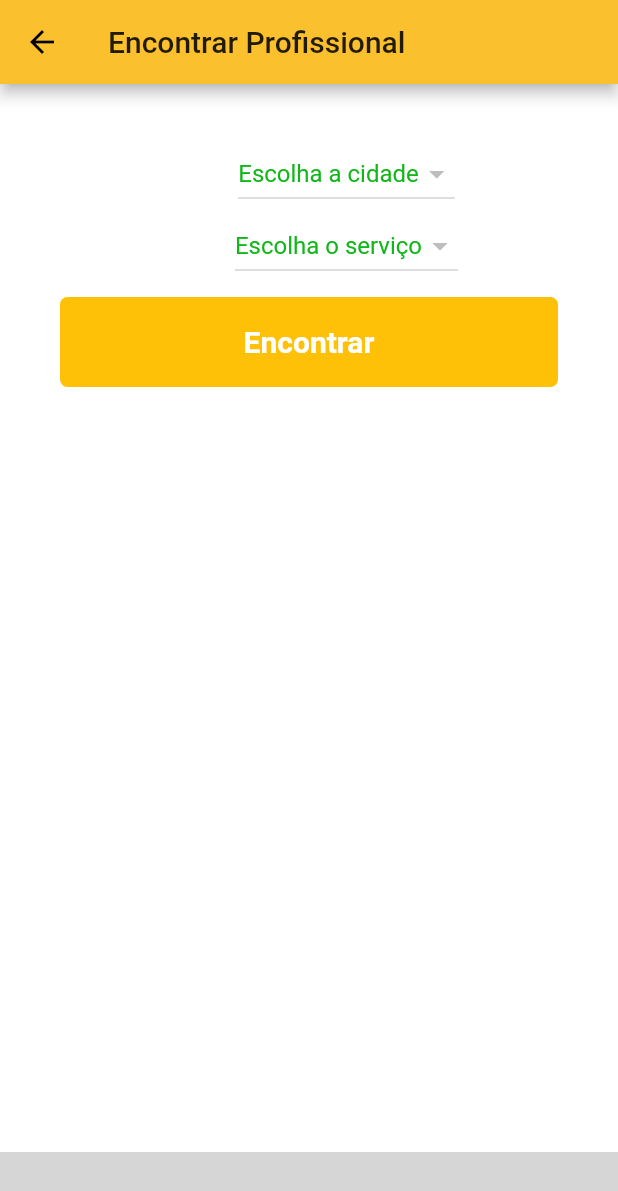
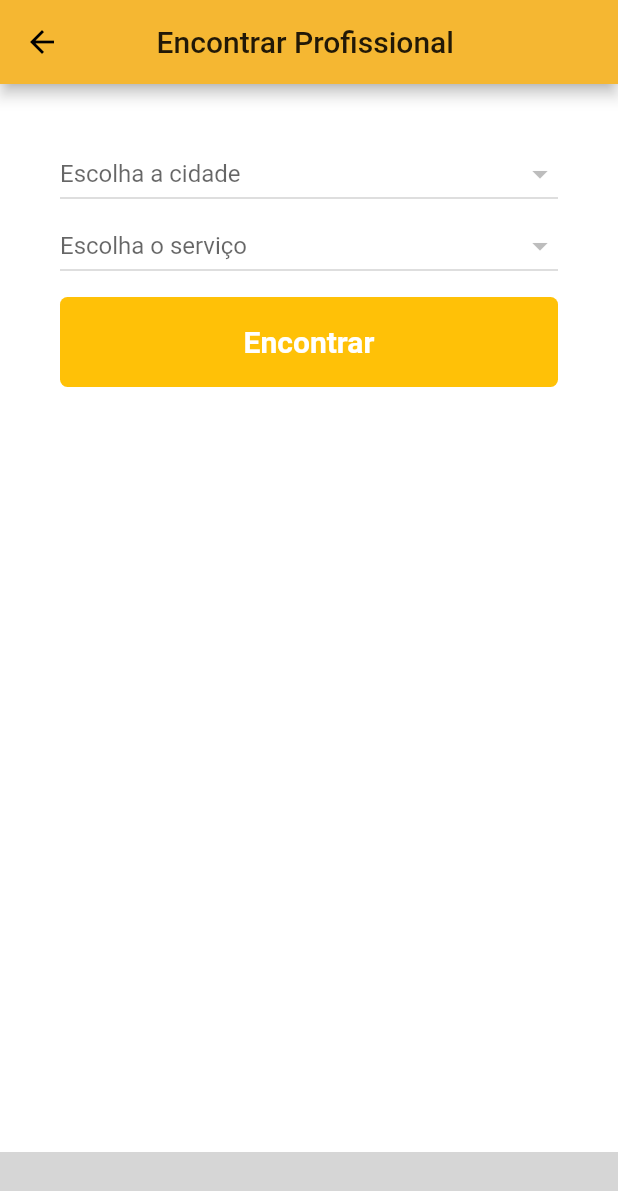
Before and after one commit to oscargross/Flutter-Servicos, a Flutter app: the HomePage screen opened by its route, swiped to page 2, on a phone screen of 412 x 824 dp. Shown: the top 1191 px of the screen. Run offline on Flutter 3.47's test engine with Material 2 defaults, Android fonts, the phone set to English and light mode, and no system bars; our stand-ins replace cloud_firestore, firebase_auth, firebase_core, flutter_masked_text; missing offline and left inert: ff_navigation_bar, flutter_auth_buttons; accounts and stored records are empty; grey boxes are pictures that could not be loaded.

Commit message:
Algumas modificações

```diff
--- a/lib/pages/findProfessional.dart
+++ b/lib/pages/findProfessional.dart
@@ -24,7 +24,7 @@ class FindProfessionalState extends State<FindProfessional> {
     return Scaffold(
         appBar: AppBar(
           title: (Text("Encontrar Profissional ")),
-          backgroundColor: Colors.yellow[700],
+          centerTitle: true,
         ),
         body: Container(
             padding: EdgeInsets.only(top: 10, left: 40, right: 40),
@@ -39,51 +39,6 @@ class FindProfessionalState extends State<FindProfessional> {
                       overflow: TextOverflow.ellipsis,
                       style: TextStyle(fontWeight: FontWeight.bold),
                     ),
-                    //dropDownText(),
-                    // TextFormField(
-                    //   onChanged: (value) => setState(() => this.erro = ""),
-                    //   keyboardType: TextInputType.text,
-                    //   decoration: InputDecoration(
-                    //     labelText: "Cidade",
-                    //     labelStyle: TextStyle(
-                    //       color: Colors.black38,
-                    //       fontWeight: FontWeight.w400,
-                    //       fontSize: 20,
-                    //     ),
-                    //   ),
-                    //   style: TextStyle(fontSize: 20),
-                    //   controller: cidade,
-                    //   validator: (value) {
-                    //     if (value.isEmpty) {
-                    //       return 'Este campo não pode ser vazio';
-                    //     }
-                    //     setState(() => this.erro = "");
-                    //     return null;
-                    //   },
-                    // ),
-                    // SizedBox(
-                    //   height: 10,
-                    // ),
-                    // TextFormField(
-                    //   onChanged: (value) => setState(() => this.erro = ""),
-                    //   keyboardType: TextInputType.text,
-                    //   decoration: InputDecoration(
-                    //     labelText: "Serviço",
-                    //     labelStyle: TextStyle(
-                    //       color: Colors.black38,
-                    //       fontWeight: FontWeight.w400,
-                    //       fontSize: 20,
-                    //     ),
-                    //   ),
-                    //   style: TextStyle(fontSize: 20),
-                    //   controller: servico,
-                    //   validator: (value) {
-                    //     if (value.isEmpty) {
-                    //       return 'Este campo não pode ser vazio';
-                    //     }
-                    //     return null;
-                    //   },
-                    // ),
                     SizedBox(
                       height: 10,
                     ),
@@ -107,18 +62,16 @@ class FindProfessionalState extends State<FindProfessional> {
                                     DropdownMenuItem(
                                       child: Text(
                                         snapshot.get('city').toString(),
-                                        style:
-                                            TextStyle(color: Color(0xff11b719)),
                                       ),
                                       value: "${snapshot.id}",
                                     ),
                                   );
                                 }
                                 return Row(
-                                  mainAxisAlignment: MainAxisAlignment.center,
+                                  mainAxisAlignment: MainAxisAlignment.start,
                                   children: <Widget>[
-                                    SizedBox(width: 50.0),
-                                    DropdownButton(
+                                    Expanded(
+                                      child: DropdownButton(
                                         items: currencyItems,
                                         onChanged: (value) {
                                           setState(() {
@@ -126,11 +79,10 @@ class FindProfessionalState extends State<FindProfessional> {
                                           });
                                         },
                                         value: cidade,
-                                      isExpanded: false,
+                                        isExpanded: true,
                                         hint: Text(
                                           "Escolha a cidade",
-                                        style:
-                                            TextStyle(color: Color(0xff11b719)),
+                                        ),
                                       ),
                                     ),
                                   ],
@@ -157,18 +109,16 @@ class FindProfessionalState extends State<FindProfessional> {
                                     DropdownMenuItem(
                                       child: Text(
                                         snapshot.get('service').toString(),
-                                        style:
-                                            TextStyle(color: Color(0xff11b719)),
                                       ),
                                       value: "${snapshot.id}",
                                     ),
                                   );
                                 }
                                 return Row(
-                                  mainAxisAlignment: MainAxisAlignment.center,
+                                  mainAxisAlignment: MainAxisAlignment.start,
                                   children: <Widget>[
-                                    SizedBox(width: 50.0),
-                                    DropdownButton(
+                                    Expanded(
+                                      child: DropdownButton(
                                         items: currencyItems,
                                         onChanged: (value) {
                                           setState(() {
@@ -176,11 +126,10 @@ class FindProfessionalState extends State<FindProfessional> {
                                           });
                                         },
                                         value: servico,
-                                      isExpanded: false,
+                                        isExpanded: true,
                                         hint: Text(
                                           "Escolha o serviço",
-                                        style:
-                                            TextStyle(color: Color(0xff11b719)),
+                                        ),
                                       ),
                                     ),
                                   ],
--- a/lib/pages/login.dart
+++ b/lib/pages/login.dart
@@ -124,7 +124,7 @@ class LoginState extends State<Login> {
                                         .listen((snapshot) async {
                                         snapshot.get('profissional')
                                             ? Navigator.popAndPushNamed(
-                                                context, '/serviceRegister')
+                                                context, '/home_page')
                                             : Navigator.popAndPushNamed(
                                                 context, '/findProfessional');
                                       });
--- a/lib/pages/pages-menu/home_page.dart
+++ b/lib/pages/pages-menu/home_page.dart
@@ -2,7 +2,6 @@ import 'package:flutter/material.dart';
 import 'package:flutterservicos2/pages/findProfessional.dart';
 import 'package:flutterservicos2/pages/pages-menu/perfil_page.dart';
 import 'package:flutterservicos2/pages/pages-menu/servico_page.dart';
-import 'package:flutterservicos2/pages/pages-menu/servicos_contratados_page.dart';
 import 'package:ff_navigation_bar/ff_navigation_bar.dart';
 
 class HomePage extends StatefulWidget {
@@ -58,7 +57,7 @@ class _HomePageState extends State<HomePage> {
             label: 'Meus Serviços',
           ),
           FFNavigationBarItem(
-              //iconData: Icons.ballot_rounded,
+            iconData: Icons.ballot_rounded,
             label: 'Contratados',
           ),
           FFNavigationBarItem(
@@ -66,35 +65,7 @@ class _HomePageState extends State<HomePage> {
             label: 'Perfil',
           ),
         ],
-        )
-
-        /*bottomNavigationBar: BottomNavigationBar(
-        backgroundColor: HexColor("#F5B732"),
-        onTap: _onItemTapped,
-        items: [
-          BottomNavigationBarItem(
-            icon: Icon(
-              Icons.ballot_rounded,
-              color: _selectedIndex == 0 ? Colors.white : Colors.black,
       ),
-            label: 'teste',
-          ),
-          BottomNavigationBarItem(
-            icon: Icon(
-              Icons.home,
-              color: _selectedIndex == 1 ? Colors.white : Colors.black,
-            ),
-            label: 'Meus Serviços',
-          ),
-          BottomNavigationBarItem(
-            icon: Icon(
-              Icons.account_circle,
-              color: _selectedIndex == 2 ? Colors.white : Colors.black,
-            ),
-            label: 'Perfil',
-          ),
-        ],
-      ),*/
     );
   }
 }
--- a/lib/pages/pages-menu/servico_page.dart
+++ b/lib/pages/pages-menu/servico_page.dart
@@ -12,7 +12,7 @@ class ServicoPage extends StatefulWidget {
 class _ServicoPageState extends State<ServicoPage> {
   var snapshot = db
       .collection('servicos')
-      .where('profissional', isEqualTo: "6ITMGwJMllt27s07Ko9I")
+      .where('profissional', isEqualTo: ref.uid)
       .snapshots();
 
   @override
--- a/lib/services/firebase.dart
+++ b/lib/services/firebase.dart
@@ -32,7 +32,6 @@ Future addUser(
 Future addService(bool seg, bool ter, bool qua, bool qui, bool sex, bool sab,
     bool dom, var valor, var servico) async {
   try {
-
     db.collection('usuario').doc(ref.uid).snapshots().listen((snapshot) async {
       var city = snapshot.get('cidade');
       print(city);
```
Also changed, not shown: 1 other file. Lines whose indentation alone changed are shown as unchanged.
